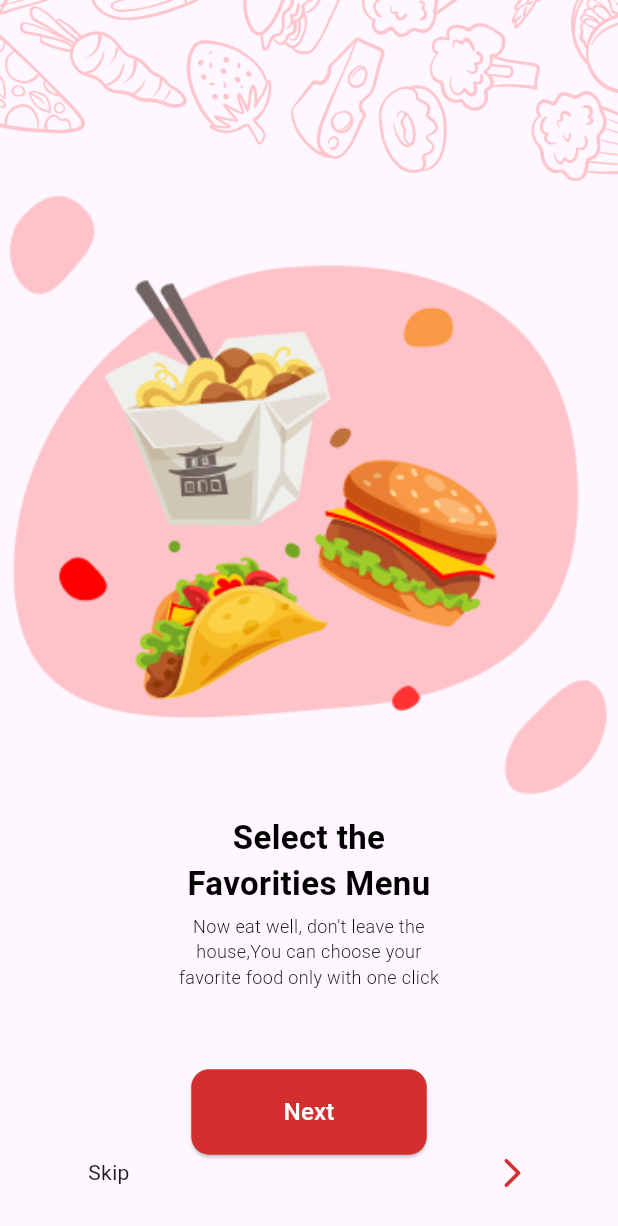
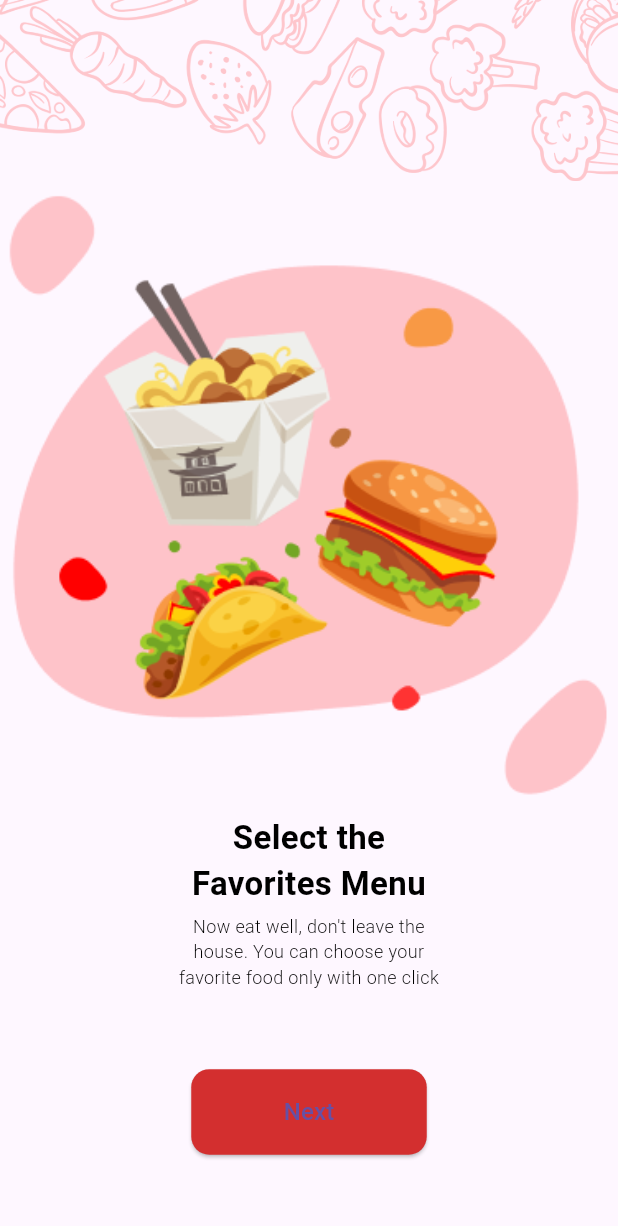
Before and after one commit to yunusemredurmus/food_app_v1, a Flutter app: the screen it shows after launch, after a tap on "Next", on a phone screen of 412 x 824 dp. Shown: the top 1226 px of the screen. Run offline on Flutter 3.47's test engine with Material 3 defaults, Android fonts, the phone set to English and light mode, and no system bars; our stand-ins replace dots_indicator; Roboto replaces fonts that are missing (Avenir, BentonSans).

Commit message:
Update UI elements and dependencies

```diff
--- a/lib/screens/home_screen.dart
+++ b/lib/screens/home_screen.dart
@@ -51,12 +51,12 @@ class HomeScreen extends StatelessWidget {
             ),
           ),
           const SizedBox(
-            height: 46,
+            height: 26,
           ),
           ElevatedButton(
             style: ElevatedButton.styleFrom(
-              primary: Colors.red[700],
-              onPrimary: Colors.white,
+              foregroundColor: Colors.white,
+              backgroundColor: Colors.red,
               minimumSize: const Size(157, 57),
               shape: RoundedRectangleBorder(
                 borderRadius: BorderRadius.circular(12),
@@ -75,16 +75,28 @@ class HomeScreen extends StatelessWidget {
             ),
           ),
           Row(
-            mainAxisAlignment: MainAxisAlignment.spaceAround,
+            mainAxisAlignment: MainAxisAlignment.spaceEvenly,
             children: [
-              const Text("Skip"),
+              TextButton(
+                onPressed: () {
+                  Navigator.pushNamed(context, '/third');
+                },
+                child: Text(
+                  'Skip',
+                  style: TextStyle(color: Colors.red),
+                ),
+              ),
               const SizedBox(
                 width: 8,
               ),
-              Icon(
-                Icons.arrow_forward_ios_rounded,
-                color: Colors.red[700],
-              ),
+              IconButton(
+                  onPressed: () {
+                    Navigator.pushNamed(context, '/second');
+                  },
+                  icon: const Icon(
+                    Icons.arrow_forward_ios,
+                    color: Colors.red,
+                  ))
             ],
           )
         ],
--- a/lib/screens/seconscreen.dart
+++ b/lib/screens/seconscreen.dart
@@ -1,12 +1,15 @@
+import 'package:dots_indicator/dots_indicator.dart';
 import 'package:flutter/material.dart';
 
 class SecondScreen extends StatelessWidget {
   const SecondScreen({Key? key}) : super(key: key);
 
+  final int pageLength = 2;
+  final double currentIndexPage = 0;
+
   @override
   Widget build(BuildContext context) {
     return Scaffold(
-      //TODO: ShowModalBottomSheet
       body: Column(
         crossAxisAlignment: CrossAxisAlignment.center,
         children: [
@@ -23,12 +26,13 @@ class SecondScreen extends StatelessWidget {
             width: 195,
             height: 58,
             child: Text(
-              "Select the Favorities Menu",
+              "Select the Favorites Menu",
               style: TextStyle(
                 color: Colors.black,
                 fontSize: 22,
                 fontWeight: FontWeight.bold,
-                  fontFamily: 'Avenir'),
+                fontFamily: 'Avenir',
+              ),
               textAlign: TextAlign.center,
             ),
           ),
@@ -39,12 +43,13 @@ class SecondScreen extends StatelessWidget {
             width: 191,
             height: 58,
             child: Text(
-              "Now eat well, don't leave the house,You can choose your favorite food only with one click",
+              "Now eat well, don't leave the house. You can choose your favorite food only with one click",
               style: TextStyle(
                 color: Colors.black,
                 fontSize: 12,
                 fontWeight: FontWeight.w300,
-                  fontFamily: 'Avenir'),
+                fontFamily: 'Avenir',
+              ),
               textAlign: TextAlign.center,
             ),
           ),
@@ -52,17 +57,58 @@ class SecondScreen extends StatelessWidget {
             height: 46,
           ),
           ElevatedButton(
+            onPressed: () {
+              showModalBottomSheet<void>(
+                context: context,
+                builder: (BuildContext context) {
+                  return Container(
+                    height: MediaQuery.of(context).size.height * 0.9,
+                    color: Colors.white,
+                    child: Padding(
+                      padding: const EdgeInsets.all(12.0),
+                      child: Column(
+                        mainAxisAlignment: MainAxisAlignment.start,
+                        crossAxisAlignment: CrossAxisAlignment.start,
+                        children: [
+                          Row(
+                            children: [
+                              Padding(
+                                padding: const EdgeInsets.all(36.0),
+                                child: Container(
+                                  margin: const EdgeInsets.only(top: 12),
+                                  alignment: Alignment.center,
+                                  width: 76,
+                                  height: 34,
+                                  decoration: BoxDecoration(
+                                    borderRadius: BorderRadius.circular(12),
+                                    color: Colors.red[100],
+                                  ),
+                                  child: const Text(
+                                    "Popular",
+                                    style: TextStyle(
+                                      color: Colors.red,
+                                      fontFamily: 'Avenir',
+                                      fontSize: 12,
+                                    ),
+                                  ),
+                                ),
+                              ),
+                            ],
+                          ),
+                        ],
+                      ),
+                    ),
+                  );
+                },
+              );
+            },
             style: ElevatedButton.styleFrom(
               primary: Colors.red[700],
-              onPrimary: Colors.white,
               minimumSize: const Size(157, 57),
               shape: RoundedRectangleBorder(
                 borderRadius: BorderRadius.circular(12),
               ),
             ),
-            onPressed: () {
-              Navigator.pushNamed(context, '/third');
-            },
             child: const Text(
               'Next',
               style: TextStyle(
@@ -72,19 +118,9 @@ class SecondScreen extends StatelessWidget {
               ),
             ),
           ),
-          Row(
-            mainAxisAlignment: MainAxisAlignment.spaceAround,
-            children: [
-              Text("Skip"),
           const SizedBox(
-                width: 8,
+            height: 26,
           ),
-              Icon(
-                Icons.arrow_forward_ios_rounded,
-                color: Colors.red[700],
-              ),
-            ],
-          )
         ],
       ),
     );
--- a/pubspec.yaml
+++ b/pubspec.yaml
@@ -7,6 +7,7 @@ environment:
   sdk: ">=3.2.4 <4.0.0"
 
 dependencies:
+  dots_indicator: ^3.0.0
   flutter:
     sdk: flutter
   provider: ^6.1.1
```
Also changed, not shown: pubspec.lock. Lines whose indentation alone changed are shown as unchanged.
